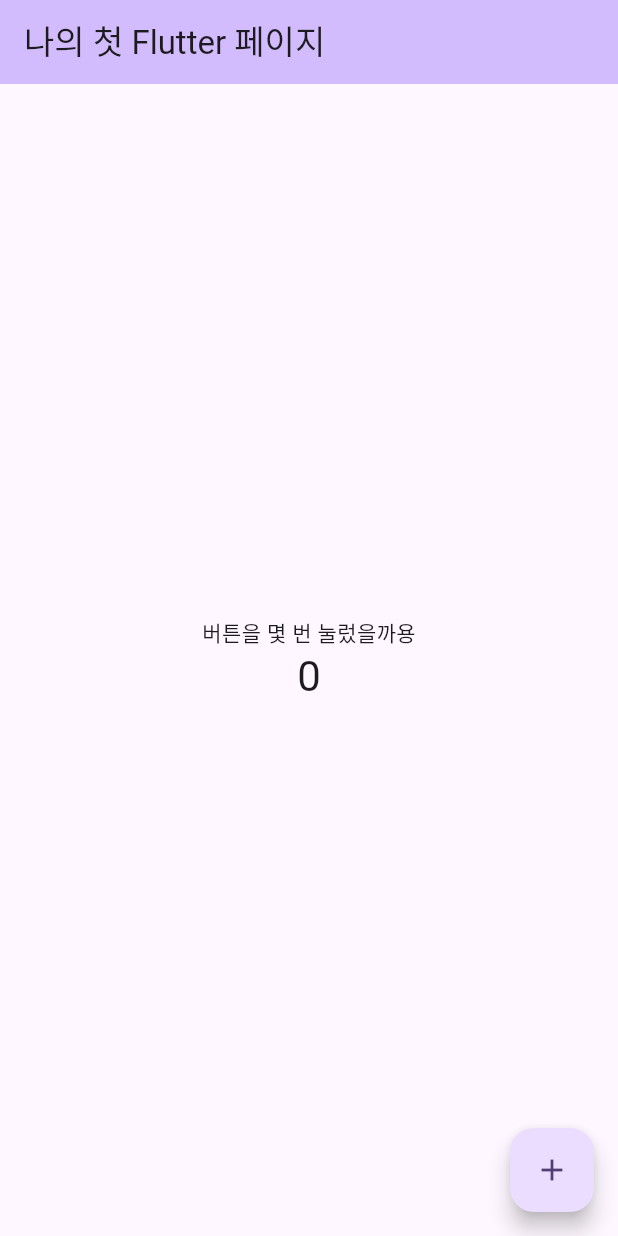
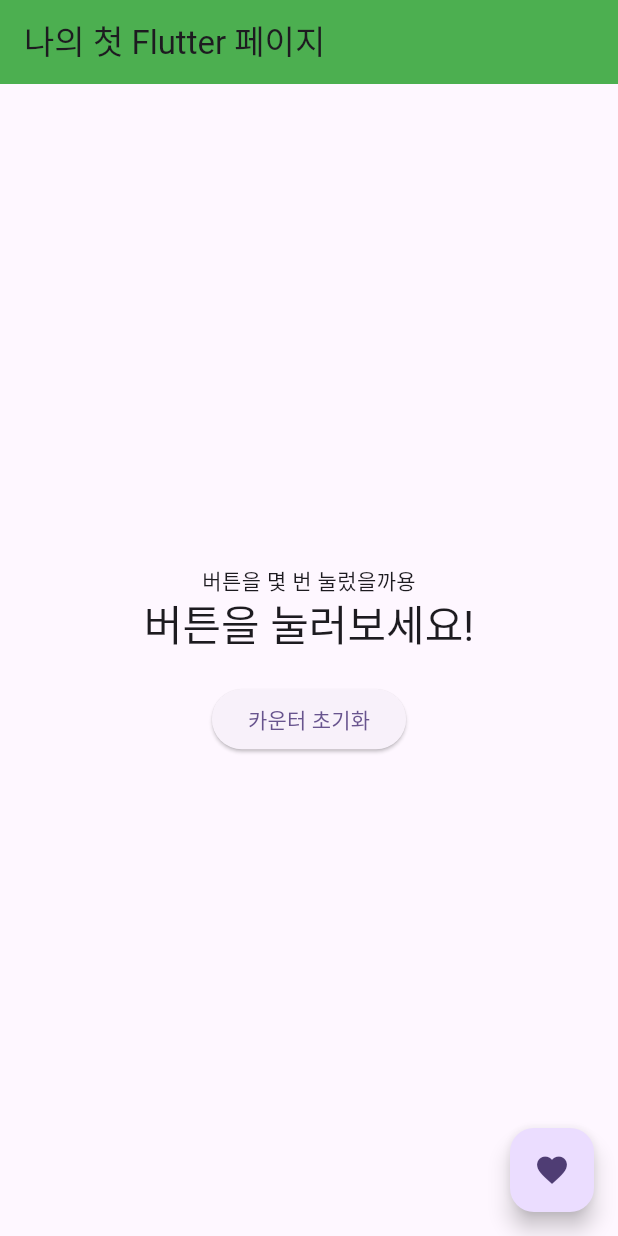
Before and after one commit to yeomine/flutter_practice-todo-app-, a Flutter app: the screen it shows after launch, on a phone screen of 412 x 824 dp. Run offline on Flutter 3.47's test engine with Material 3 defaults, Android fonts, the phone set to English and light mode, and no system bars.

Commit message:
fix: change UI and add reset counter button

```diff
--- a/lib/main.dart
+++ b/lib/main.dart
@@ -3,8 +3,7 @@
 // Material Design 위젯 사용을 위한 import
 import 'package:flutter/material.dart';
 
-
-  // 앱의 시작점(entry point)
+// 앱의 시작점(entry point)
 void main() {
   // runApp: 루트 위젯을 화면에 붙여주는 역할
   runApp(const MyApp());
@@ -22,21 +21,6 @@ class MyApp extends StatelessWidget {
     return MaterialApp(
       title: 'Flutter Demo',
       theme: ThemeData(
-        // This is the theme of your application.
-        //
-        // TRY THIS: Try running your application with "flutter run". You'll see
-        // the application has a purple toolbar. Then, without quitting the app,
-        // try changing the seedColor in the colorScheme below to Colors.green
-        // and then invoke "hot reload" (save your changes or press the "hot
-        // reload" button in a Flutter-supported IDE, or press "r" if you used
-        // the command line to start the app).
-        //
-        // Notice that the counter didn't reset back to zero; the application
-        // state is not lost during the reload. To reset the state, use hot
-        // restart instead.
-        //
-        // This works for code too, not just values: Most code changes can be
-        // tested with just a hot reload.
         colorScheme: ColorScheme.fromSeed(seedColor: Colors.deepPurple),
       ),
       home: const MyHomePage(title: '나의 첫 Flutter 페이지'), // 앱이 켜지면 가장 먼저 보여지는 부분
@@ -46,16 +30,6 @@ class MyApp extends StatelessWidget {
 
 class MyHomePage extends StatefulWidget {
   const MyHomePage({super.key, required this.title});
-
-  // This widget is the home page of your application. It is stateful, meaning
-  // that it has a State object (defined below) that contains fields that affect
-  // how it looks.
-
-  // This class is the configuration for the state. It holds the values (in this
-  // case the title) provided by the parent (in this case the App widget) and
-  // used by the build method of the State. Fields in a Widget subclass are
-  // always marked "final".
-
   final String title;
 
   @override
@@ -68,56 +42,42 @@ class _MyHomePageState extends State<MyHomePage> {
 
   void _incrementCounter() {
     setState(() {
-      // This call to setState tells the Flutter framework that something has
-      // changed in this State, which causes it to rerun the build method below
-      // so that the display can reflect the updated values. If we changed
-      // _counter without calling setState(), then the build method would not be
-      // called again, and so nothing would appear to happen.
       _counter++;
+    });
+  }
+
+  void _resetCounter() {
+    setState(() {
+      _counter = 0;
     });
   }
 
   @override
   Widget build(BuildContext context) {
-    // This method is rerun every time setState is called, for instance as done
-    // by the _incrementCounter method above.
-    //
-    // The Flutter framework has been optimized to make rerunning build methods
-    // fast, so that you can just rebuild anything that needs updating rather
-    // than having to individually change instances of widgets.
     return Scaffold(
       appBar: AppBar(
-        // TRY THIS: Try changing the color here to a specific color (to
-        // Colors.amber, perhaps?) and trigger a hot reload to see the AppBar
-        // change color while the other colors stay the same.
-        backgroundColor: Theme.of(context).colorScheme.inversePrimary,
+        backgroundColor: Colors.green,
         // Here we take the value from the MyHomePage object that was created by
         // the App.build method, and use it to set our appbar title.
         title: Text(widget.title),
       ),
       body: Center(
-        // Center is a layout widget. It takes a single child and positions it
-        // in the middle of the parent.
         child: Column(
-          // Column is also a layout widget. It takes a list of children and
-          // arranges them vertically. By default, it sizes itself to fit its
-          // children horizontally, and tries to be as tall as its parent.
-          //
-          // Column has various properties to control how it sizes itself and
-          // how it positions its children. Here we use mainAxisAlignment to
-          // center the children vertically; the main axis here is the vertical
-          // axis because Columns are vertical (the cross axis would be
-          // horizontal).
-          //
-          // TRY THIS: Invoke "debug painting" (choose the "Toggle Debug Paint"
-          // action in the IDE, or press "p" in the console), to see the
-          // wireframe for each widget.
           mainAxisAlignment: MainAxisAlignment.center,
           children: <Widget>[
             const Text('버튼을 몇 번 눌렀을까용'),
             Text(
-              '$_counter',
+              _counter == 0
+                  ? '버튼을 눌러보세요!'
+                  : _counter < 5
+                  ? '조금만 더 눌러보세요!'
+                  : '버튼을 많이 누르셨군요!',
               style: Theme.of(context).textTheme.headlineMedium,
+            ),
+            const SizedBox(height: 20), // 위아래 여백
+            ElevatedButton(
+              onPressed: _resetCounter,
+              child: const Text('카운터 초기화'),
             ),
           ],
         ),
@@ -125,7 +85,7 @@ class _MyHomePageState extends State<MyHomePage> {
       floatingActionButton: FloatingActionButton(
         onPressed: _incrementCounter,
         tooltip: 'Increment',
-        child: const Icon(Icons.add),
+        child: const Icon(Icons.favorite),
       ), // This trailing comma makes auto-formatting nicer for build methods.
     );
   }
```
